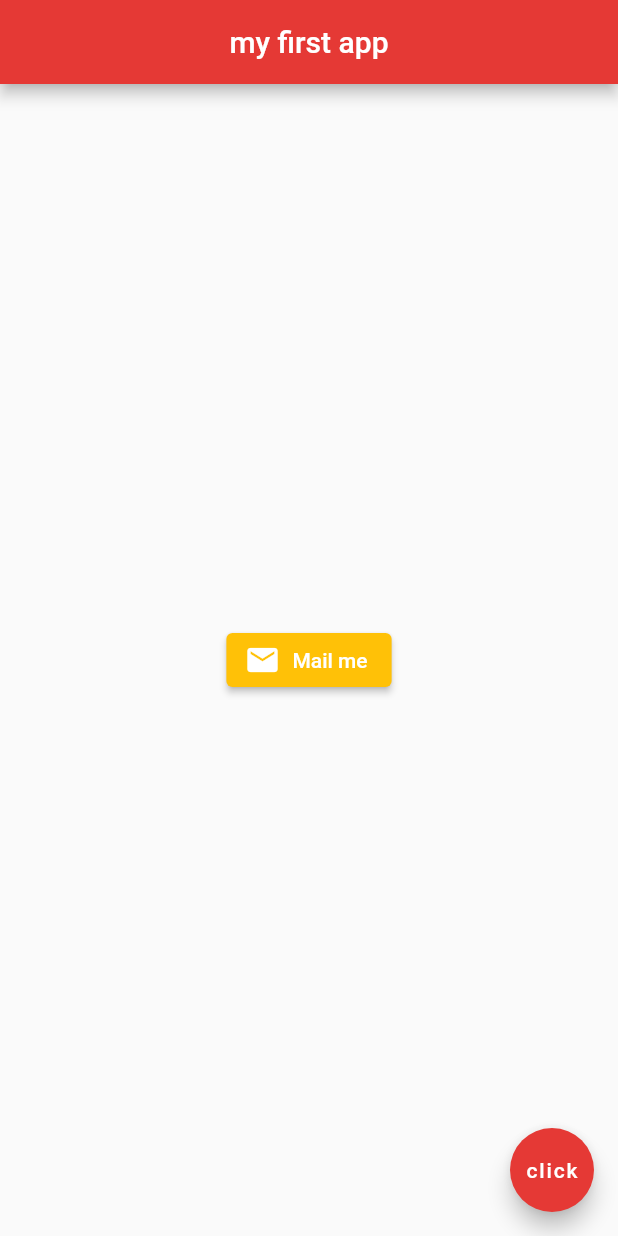
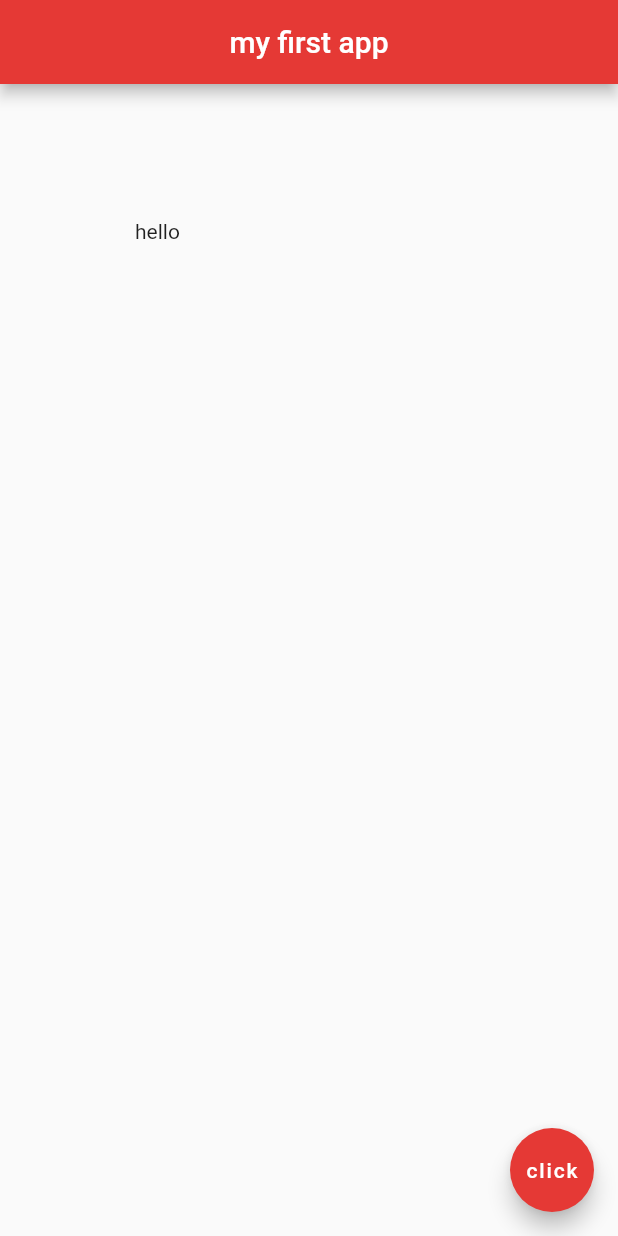
Before and after one commit to kurtreyn/flutter_practice, a Flutter app: the screen it shows after launch, on a phone screen of 412 x 824 dp. Run offline on Flutter 3.47's test engine with Material 2 defaults, Android fonts, the phone set to English and light mode, and no system bars.

Commit message:
containers and padding

```diff
--- a/lib/main.dart
+++ b/lib/main.dart
@@ -11,27 +11,18 @@ class Home extends StatelessWidget {
   Widget build(BuildContext context) {
     return Scaffold(
       appBar: AppBar(
-        title: Text('my first app'),
+        title: const Text('my first app'),
         centerTitle: true,
         backgroundColor: Colors.red[600],
       ),
-      // ignore: prefer_const_constructors
-      body: Center(
-        child: ElevatedButton.icon(
-            onPressed: () {},
-            // ignore: prefer_const_constructors
-            icon: Icon(Icons.mail),
-            // ignore: prefer_const_constructors
-            label: Text('Mail me'),
-            // ignore: prefer_const_constructors
-            style: ElevatedButton.styleFrom(
-              primary: Colors.amber,
-            )),
+      body: Padding(
+        padding: EdgeInsets.all(90.0),
+        child: const Text('hello'),
       ),
       floatingActionButton: FloatingActionButton(
         onPressed: () {},
-        child: Text('click'),
         backgroundColor: Colors.red[600],
+        child: const Text('click'),
       ),
     );
   }
```
